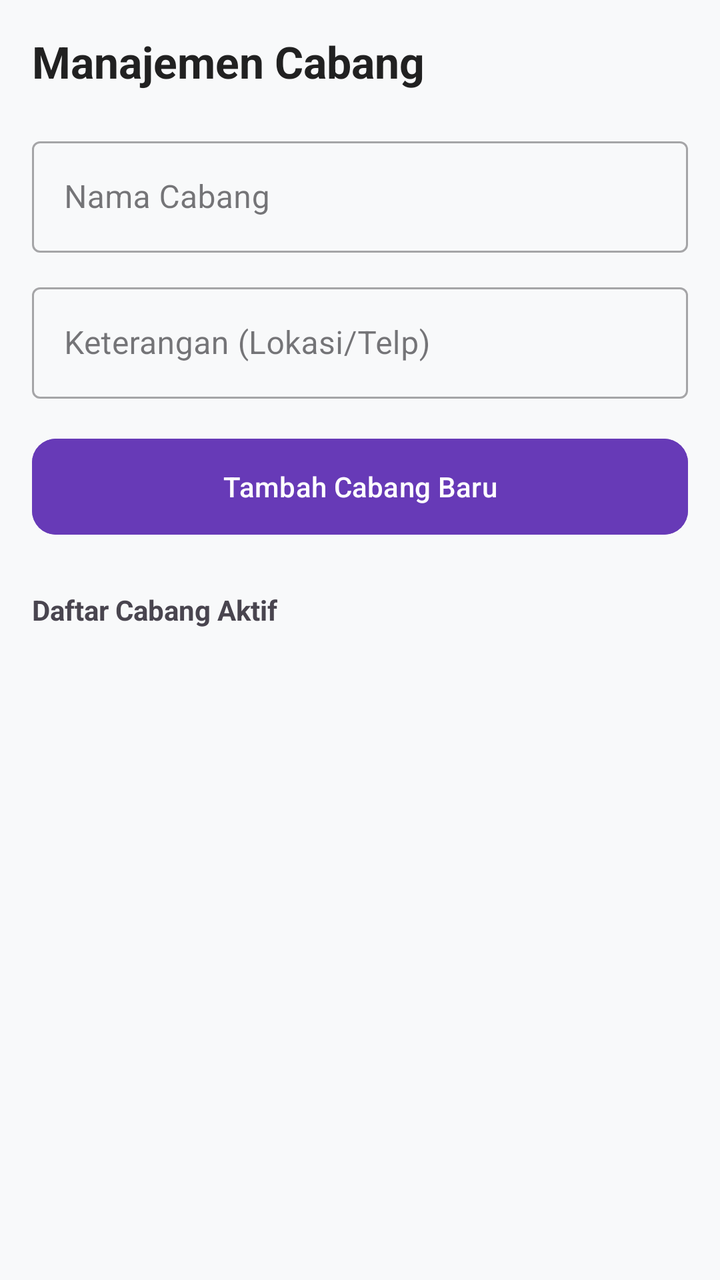
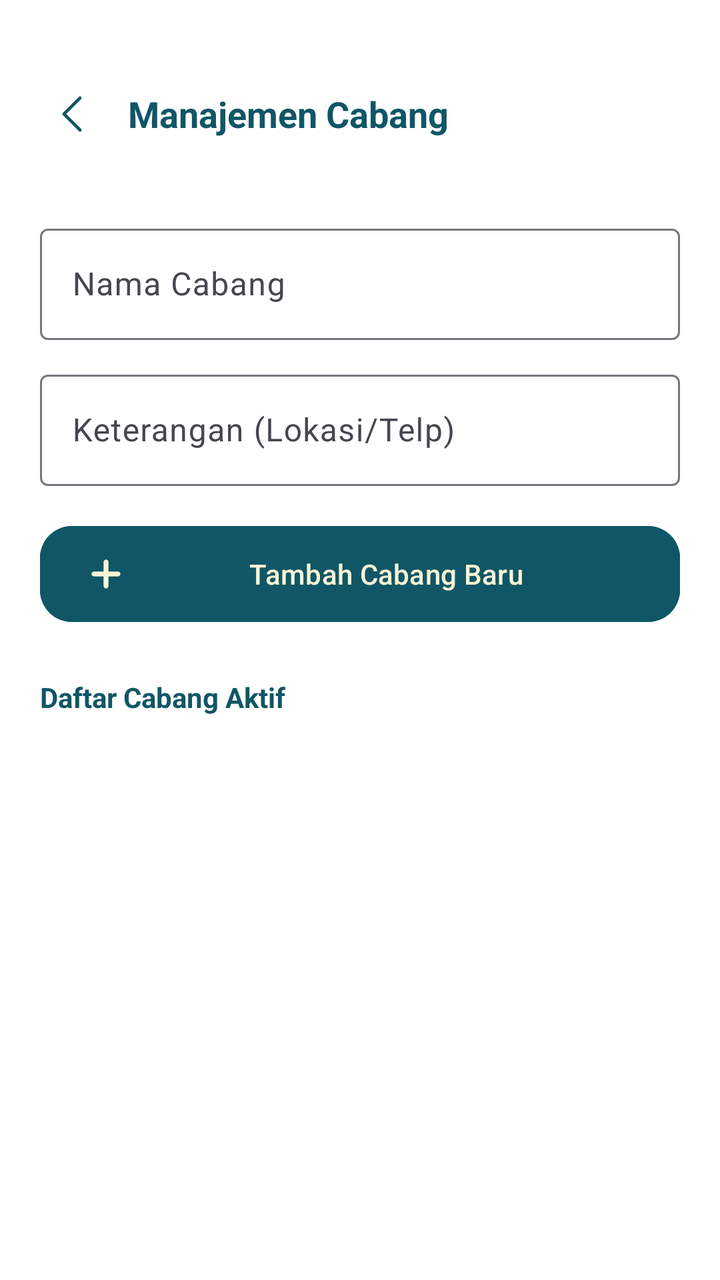

Compare the two renders of this Android layout. The source of the first and the diff that turns it into the second are given below.
<!-- AndroidManifest.xml: application theme Theme.Penjualan -->
<!-- res/layout/activity_cabang.xml -->
<?xml version="1.0" encoding="utf-8"?>
<LinearLayout xmlns:android="http://schemas.android.com/apk/res/android"
    xmlns:app="http://schemas.android.com/apk/res-auto"
    android:layout_width="match_parent"
    android:layout_height="match_parent"
    android:orientation="vertical"
    android:padding="16dp"
    android:background="#F8F9FA">

    <TextView
        android:layout_width="wrap_content"
        android:layout_height="wrap_content"
        android:text="Manajemen Cabang"
        android:textSize="22sp"
        android:textStyle="bold"
        android:textColor="#212121"
        android:layout_marginBottom="20dp"/>

    <com.google.android.material.textfield.TextInputLayout
        style="@style/Widget.MaterialComponents.TextInputLayout.OutlinedBox"
        android:layout_width="match_parent"
        android:layout_height="wrap_content"
        android:hint="Nama Cabang"
        android:layout_marginBottom="12dp">
        <com.google.android.material.textfield.TextInputEditText
            android:id="@+id/etNamaCabang"
            android:layout_width="match_parent"
            android:layout_height="wrap_content" />
    </com.google.android.material.textfield.TextInputLayout>

    <com.google.android.material.textfield.TextInputLayout
        style="@style/Widget.MaterialComponents.TextInputLayout.OutlinedBox"
        android:layout_width="match_parent"
        android:layout_height="wrap_content"
        android:hint="Keterangan (Lokasi/Telp)"
        android:layout_marginBottom="16dp">
        <com.google.android.material.textfield.TextInputEditText
            android:id="@+id/etKeteranganCabang"
            android:layout_width="match_parent"
            android:layout_height="wrap_content" />
    </com.google.android.material.textfield.TextInputLayout>

    <com.google.android.material.button.MaterialButton
        android:id="@+id/btnSimpanCabang"
        android:layout_width="match_parent"
        android:layout_height="56dp"
        android:text="Tambah Cabang Baru"
        app:cornerRadius="12dp"
        android:backgroundTint="#673AB7"/>

    <TextView
        android:layout_width="wrap_content"
        android:layout_height="wrap_content"
        android:text="Daftar Cabang Aktif"
        android:textStyle="bold"
        android:layout_marginTop="24dp"
        android:layout_marginBottom="8dp"/>

    <androidx.recyclerview.widget.RecyclerView
        android:id="@+id/rvCabang"
        android:layout_width="match_parent"
        android:layout_height="match_parent" />

</LinearLayout>
<!-- resources referenced by this layout -->
<resources>
  <style name="Theme.Penjualan" parent="Base.Theme.Penjualan" />
  <style name="Base.Theme.Penjualan" parent="Theme.Material3.DayNight.NoActionBar">
          
          
      </style>
</resources>

<!-- the commit's change to res/layout/activity_cabang.xml (unified diff, before → after) -->
@@ -1,64 +1,103 @@
 <?xml version="1.0" encoding="utf-8"?>
 <LinearLayout xmlns:android="http://schemas.android.com/apk/res/android"
     xmlns:app="http://schemas.android.com/apk/res-auto"
+    xmlns:tools="http://schemas.android.com/tools"
     android:layout_width="match_parent"
     android:layout_height="match_parent"
     android:orientation="vertical"
-    android:padding="16dp"
-    android:background="#F8F9FA">
+    android:background="@color/white">
 
-    <TextView
-        android:layout_width="wrap_content"
-        android:layout_height="wrap_content"
-        android:text="Manajemen Cabang"
-        android:textSize="22sp"
-        android:textStyle="bold"
-        android:textColor="#212121"
-        android:layout_marginBottom="20dp"/>
-
-    <com.google.android.material.textfield.TextInputLayout
-        style="@style/Widget.MaterialComponents.TextInputLayout.OutlinedBox"
+    <com.google.android.material.appbar.AppBarLayout
         android:layout_width="match_parent"
         android:layout_height="wrap_content"
-        android:hint="Nama Cabang"
-        android:layout_marginBottom="12dp">
-        <com.google.android.material.textfield.TextInputEditText
-            android:id="@+id/etNamaCabang"
+        android:paddingTop="25dp"
+        android:background="@color/white"
+        app:elevation="0dp">
+
+        <com.google.android.material.appbar.MaterialToolbar
+            android:id="@+id/toolbarCabang"
             android:layout_width="match_parent"
-            android:layout_height="wrap_content" />
-    </com.google.android.material.textfield.TextInputLayout>
+            android:layout_height="?attr/actionBarSize">
 
-    <com.google.android.material.textfield.TextInputLayout
-        style="@style/Widget.MaterialComponents.TextInputLayout.OutlinedBox"
+            <ImageButton
+                android:id="@+id/btnBackCabang"
+                android:layout_width="40dp"
+                android:layout_height="40dp"
+                android:background="?attr/selectableItemBackgroundBorderless"
+                android:src="@drawable/ic_back"
+                android:padding="8dp"
+                android:scaleType="centerInside"
+                app:tint="@color/teal_deep" />
+
+            <TextView
+                android:layout_width="wrap_content"
+                android:layout_height="wrap_content"
+                android:layout_marginStart="24dp"
+                android:text="Manajemen Cabang"
+                android:textColor="@color/teal_deep"
+                android:textSize="18sp"
+                android:textStyle="bold" />
+        </com.google.android.material.appbar.MaterialToolbar>
+    </com.google.android.material.appbar.AppBarLayout>
+
+    <LinearLayout
         android:layout_width="match_parent"
         android:layout_height="wrap_content"
-        android:hint="Keterangan (Lokasi/Telp)"
-        android:layout_marginBottom="16dp">
-        <com.google.android.material.textfield.TextInputEditText
-            android:id="@+id/etKeteranganCabang"
+        android:orientation="vertical"
+        android:padding="20dp">
+
+        <com.google.android.material.textfield.TextInputLayout
+            style="@style/Widget.Material3.TextInputLayout.OutlinedBox"
             android:layout_width="match_parent"
-            android:layout_height="wrap_content" />
-    </com.google.android.material.textfield.TextInputLayout>
+            android:layout_height="wrap_content"
+            android:hint="Nama Cabang"
+            android:layout_marginBottom="12dp">
+            <com.google.android.material.textfield.TextInputEditText
+                android:id="@+id/etNamaCabang"
+                android:layout_width="match_parent"
+                android:layout_height="wrap_content" />
+        </com.google.android.material.textfield.TextInputLayout>
 
-    <com.google.android.material.button.MaterialButton
-        android:id="@+id/btnSimpanCabang"
-        android:layout_width="match_parent"
-        android:layout_height="56dp"
-        android:text="Tambah Cabang Baru"
-        app:cornerRadius="12dp"
-        android:backgroundTint="#673AB7"/>
+        <com.google.android.material.textfield.TextInputLayout
+            style="@style/Widget.Material3.TextInputLayout.OutlinedBox"
+            android:layout_width="match_parent"
+            android:layout_height="wrap_content"
+            android:hint="Keterangan (Lokasi/Telp)"
+            android:layout_marginBottom="16dp">
+            <com.google.android.material.textfield.TextInputEditText
+                android:id="@+id/etKeteranganCabang"
+                android:layout_width="match_parent"
+                android:layout_height="wrap_content" />
+        </com.google.android.material.textfield.TextInputLayout>
 
-    <TextView
-        android:layout_width="wrap_content"
-        android:layout_height="wrap_content"
-        android:text="Daftar Cabang Aktif"
-        android:textStyle="bold"
-        android:layout_marginTop="24dp"
-        android:layout_marginBottom="8dp"/>
+        <com.google.android.material.button.MaterialButton
+            android:id="@+id/btnSimpanCabang"
+            android:layout_width="match_parent"
+            android:layout_height="56dp"
+            android:text="Tambah Cabang Baru"
+            android:textColor="@color/cream"
+            app:cornerRadius="16dp"
+            android:backgroundTint="@color/teal_deep"
+            app:icon="@drawable/ic_plus"
+            app:iconTint="@color/cream"
+            android:textAllCaps="false"/>
+
+        <TextView
+            android:layout_width="wrap_content"
+            android:layout_height="wrap_content"
+            android:text="Daftar Cabang Aktif"
+            android:textColor="@color/teal_deep"
+            android:textStyle="bold"
+            android:layout_marginTop="24dp"
+            android:layout_marginBottom="12dp"/>
+
+    </LinearLayout>
 
     <androidx.recyclerview.widget.RecyclerView
         android:id="@+id/rvCabang"
         android:layout_width="match_parent"
-        android:layout_height="match_parent" />
+        android:layout_height="match_parent"
+        android:clipToPadding="false"
+        android:paddingBottom="24dp" />
 
 </LinearLayout>
<!-- resource entries referenced after the edit -->
@@ -1,9 +1,24 @@
 <!-- resources referenced by this layout -->
 <resources>
+  <color name="cream">#F7F4D5</color>
+  <color name="teal_deep">#105666</color>
+  <color name="white">#FFFFFFFF</color>
+  <!-- drawable ic_back: png bitmap (drawable, 536 bytes) -->
+  <!-- drawable ic_plus: png bitmap (drawable, 815 bytes) -->
   <style name="Theme.Penjualan" parent="Base.Theme.Penjualan" />
   <style name="Base.Theme.Penjualan" parent="Theme.Material3.DayNight.NoActionBar">
           
-          
+          <item name="colorPrimary">@color/teal_deep</item>
+          <item name="colorOnPrimary">@color/cream</item>
+          <item name="colorPrimaryContainer">@color/teal_light</item>
+          <item name="colorOnPrimaryContainer">@color/white</item>
+  
+          <item name="colorSecondary">@color/teal_light</item>
+          <item name="colorOnSecondary">@color/white</item>
+  
+          <item name="android:windowBackground">@color/white</item>
+          <item name="android:statusBarColor">@color/teal_deep</item>
       </style>
+  <color name="teal_light">#1A7D91</color>
 </resources>
 
